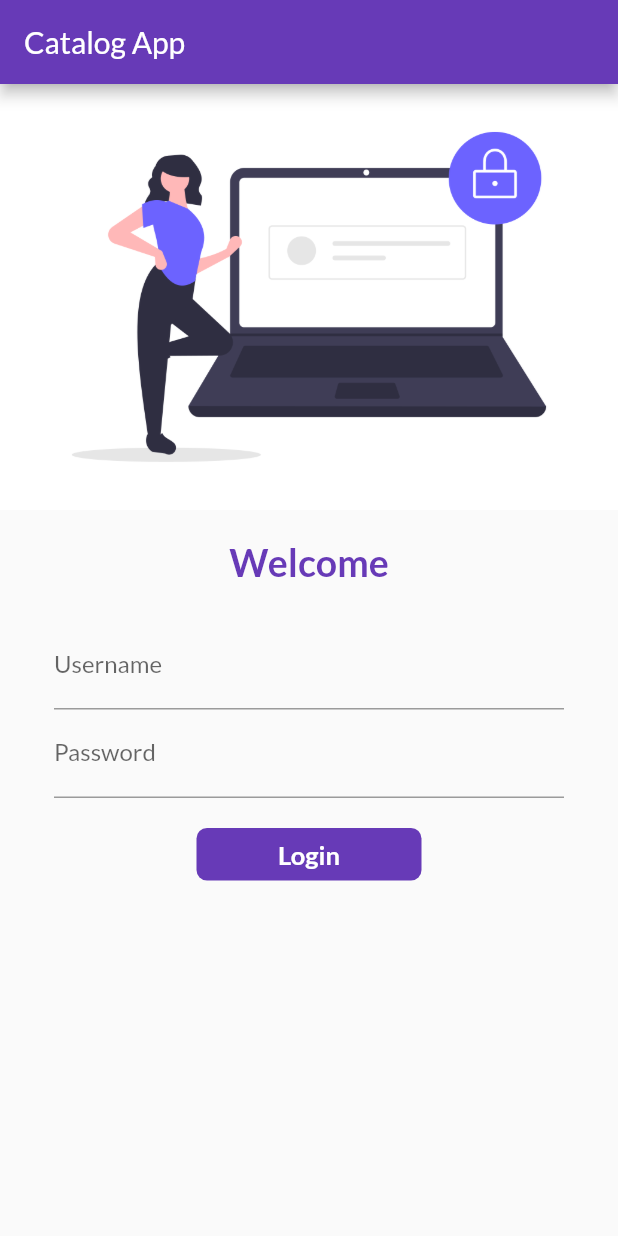
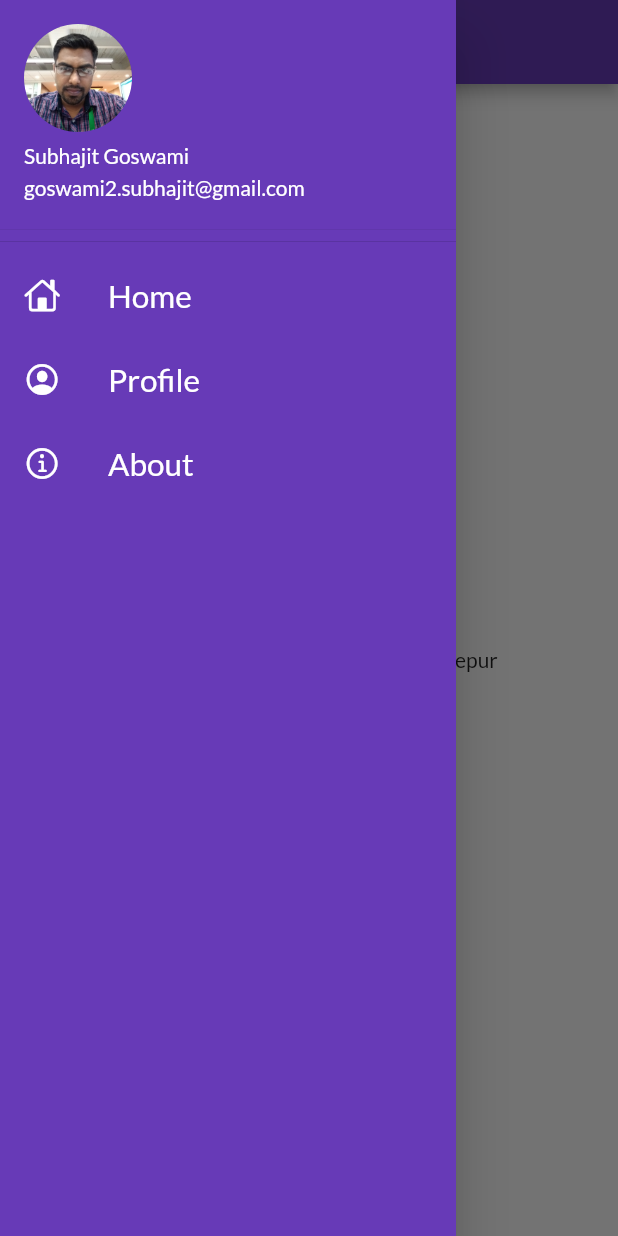
Before and after one commit to subhajit3130/30DaysOfFlutter, a Flutter app: the screen it shows after launch, with the side drawer open (before the commit the screen has no drawer), on a phone screen of 412 x 824 dp. Run offline on Flutter 3.47's test engine with Material 2 defaults, Android fonts, the phone set to English and light mode, and no system bars; our stand-ins replace google_fonts.

Commit message:
day 8 completed

```diff
--- a/lib/main.dart
+++ b/lib/main.dart
@@ -21,7 +21,7 @@ class CatalogApp extends StatelessWidget {
         primarySwatch: Colors.teal,
         fontFamily: GoogleFonts.lato().fontFamily,
       ),
-      initialRoute: MyRoutes.loginRoute,
+      initialRoute: MyRoutes.homeRoute,
       routes: {
         MyRoutes.indexRoute: (context) => LoginPage(),
         MyRoutes.homeRoute: (context) => HomePage(),
--- a/lib/pages/home_page.dart
+++ b/lib/pages/home_page.dart
@@ -1,3 +1,4 @@
+import 'package:catalog_app/widgets/drawer.dart';
 import 'package:flutter/material.dart';
 
 class HomePage extends StatelessWidget {
@@ -15,7 +16,7 @@ class HomePage extends StatelessWidget {
           child: Text("Welcome to $days days of flutter by $name"),
         ),
       ),
-      drawer: Drawer(),
+      drawer: MyDrawer(),
     );
   }
 }
--- /dev/null
+++ b/lib/widgets/drawer.dart
@@ -0,0 +1,66 @@
+import 'package:flutter/cupertino.dart';
+import 'package:flutter/material.dart';
+
+class MyDrawer extends StatelessWidget {
+  @override
+  Widget build(BuildContext context) {
+    return Drawer(
+      child: Container(
+        color: Colors.deepPurple,
+        child: ListView(
+          children: [
+            DrawerHeader(
+              padding: EdgeInsets.zero,
+              child: UserAccountsDrawerHeader(
+                accountName: Text("Subhajit Goswami"),
+                accountEmail: Text("goswami2.subhajit@gmail.com"),
+                currentAccountPicture: CircleAvatar(
+                  backgroundImage: AssetImage("assets/images/profile_pic.jpg"),
+                ),
+              ),
+            ),
+            ListTile(
+              leading: Icon(
+                CupertinoIcons.home,
+                color: Colors.white,
+              ),
+              title: Text(
+                "Home",
+                textScaleFactor: 1.5,
+                style: TextStyle(
+                  color: Colors.white,
+                ),
+              ),
+            ),
+            ListTile(
+              leading: Icon(
+                CupertinoIcons.profile_circled,
+                color: Colors.white,
+              ),
+              title: Text(
+                "Profile",
+                textScaleFactor: 1.5,
+                style: TextStyle(
+                  color: Colors.white,
+                ),
+              ),
+            ),
+            ListTile(
+              leading: Icon(
+                CupertinoIcons.info_circle,
+                color: Colors.white,
+              ),
+              title: Text(
+                "About",
+                textScaleFactor: 1.5,
+                style: TextStyle(
+                  color: Colors.white,
+                ),
+              ),
+            ),
+          ],
+        ),
+      ),
+    );
+  }
+}
```
Also changed, not shown: assets/images/profile_pic.jpg (added).
